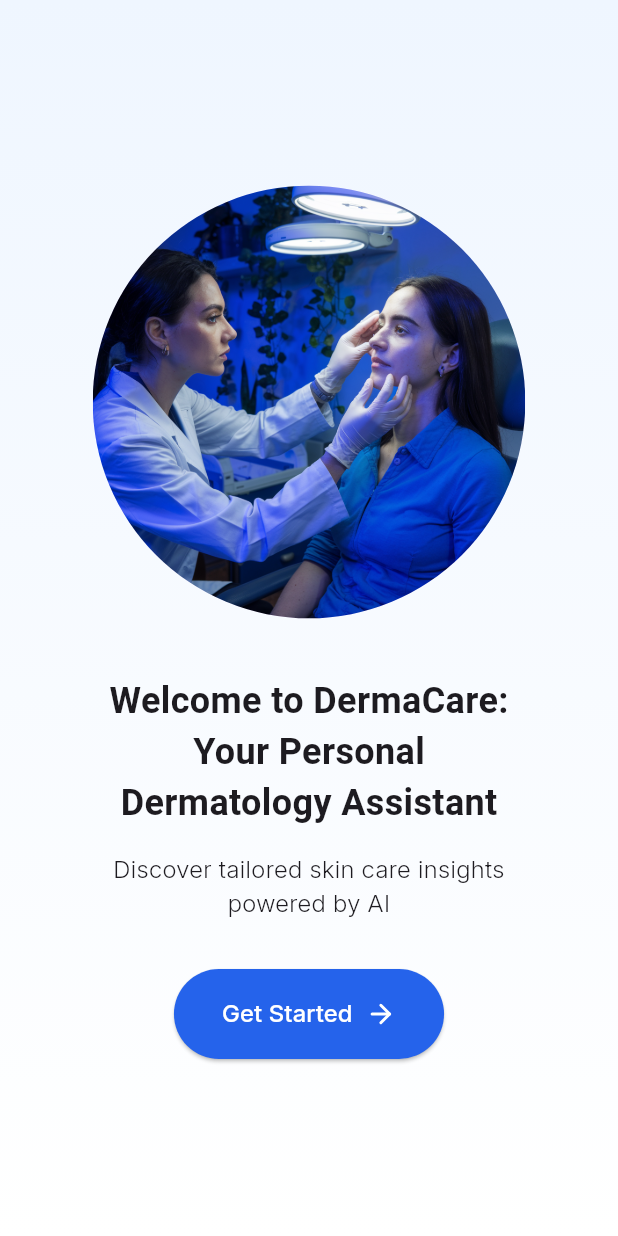
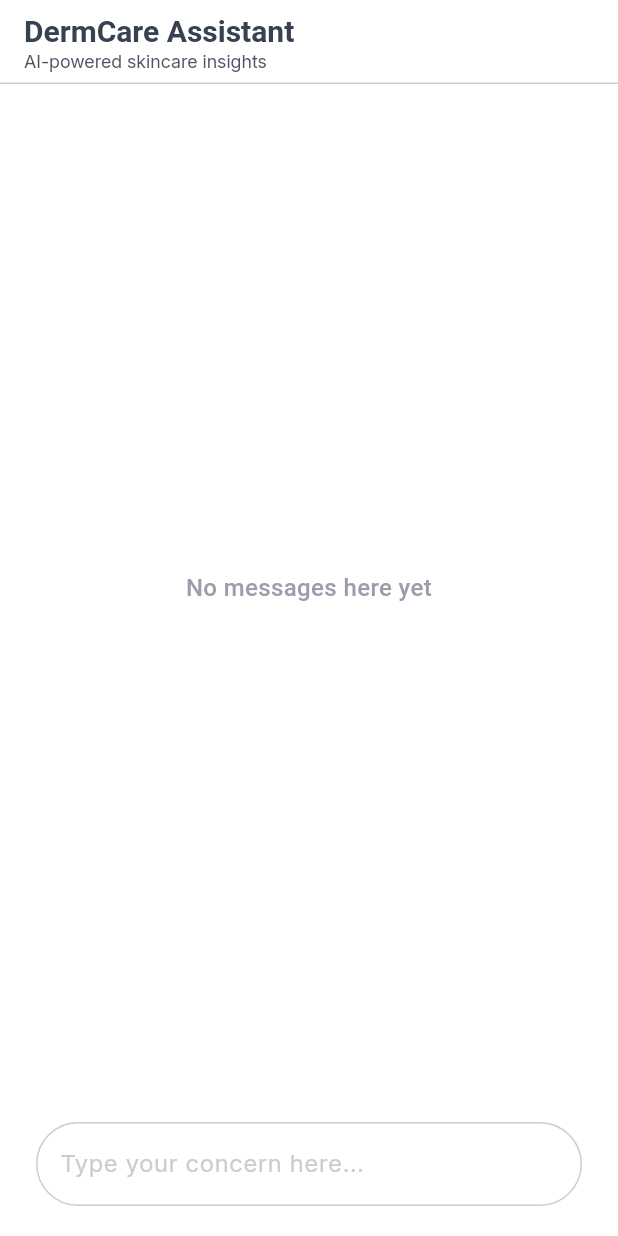
Before and after one commit to nazymberdaly/derma_care, a Flutter app: the screen it shows after launch, on a phone screen of 412 x 824 dp. Run offline on Flutter 3.47's test engine with Material 3 defaults, Android fonts, the light colour scheme and no system bars; our stand-ins replace camera, flutter_bloc, flutter_chat_types, flutter_chat_ui, flutter_svg, freezed_annotation and 2 more; missing offline and left inert: google_mlkit_commons, google_mlkit_face_detection.

Commit message:
feat: Add package for chat UI, add ChatPage

```diff
--- a/lib/core/constants/app_colors.dart
+++ b/lib/core/constants/app_colors.dart
@@ -12,4 +12,7 @@
 
   // #4B5563
   static const secondary = Color(0xFF4B5563);
+
+  // #374151
+  static const secondaryDark = Color(0xFF374151);
 }
--- /dev/null
+++ b/lib/presentation/chat/chat_page.dart
@@ -0,0 +1,149 @@
+import 'package:derma_care/core/constants/app_colors.dart';
+import 'package:derma_care/core/generated/assets.gen.dart';
+import 'package:derma_care/core/generated/fonts.gen.dart';
+import 'package:derma_care/core/utils/extensions/context_extension.dart';
+import 'package:flutter/material.dart';
+import 'package:flutter_chat_types/flutter_chat_types.dart' as types;
+import 'package:flutter_chat_ui/flutter_chat_ui.dart';
+
+class ChatPage extends StatefulWidget {
+  const ChatPage({
+    required this.skinType,
+    required this.skinConcern,
+    super.key,
+  });
+
+  final String skinType;
+  final String skinConcern;
+
+  @override
+  State<ChatPage> createState() => _ChatPageState();
+}
+
+class _ChatPageState extends State<ChatPage> {
+  final List<types.Message> messages = [];
+  final _user = types.User(
+    id: UniqueKey().toString(),
+  );
+
+  void _handleSendPressed(types.PartialText message) {
+    final textMessage = types.TextMessage(
+      id: UniqueKey().toString(),
+      author: _user,
+      createdAt: DateTime.now().millisecondsSinceEpoch,
+      text: message.text,
+    );
+
+    _addMessage(textMessage);
+  }
+
+  void _addMessage(types.Message message) {
+    setState(() {
+      messages.insert(0, message);
+    });
+  }
+
+  @override
+  Widget build(BuildContext context) {
+    return Scaffold(
+      appBar: AppBar(
+        surfaceTintColor: Colors.transparent,
+        title: const Column(
+          crossAxisAlignment: CrossAxisAlignment.start,
+          children: [
+            Text(
+              'DermCare Assistant',
+              style: TextStyle(
+                fontFamily: FontFamily.roboto,
+                fontSize: 20,
+                fontWeight: FontWeight.w700,
+                color: AppColors.secondaryDark,
+              ),
+            ),
+            Text(
+              'AI-powered skincare insights',
+              style: TextStyle(
+                fontFamily: FontFamily.inter,
+                fontSize: 12,
+                fontWeight: FontWeight.w400,
+                color: AppColors.secondary,
+              ),
+            ),
+          ],
+        ),
+        centerTitle: false,
+        flexibleSpace: Container(
+          decoration: const BoxDecoration(
+            border: Border(
+              bottom: BorderSide(
+                color: Color(0xFFCCCCCC),
+              ),
+            ),
+          ),
+        ),
+      ),
+      body: Chat(
+        theme: DefaultChatTheme(
+          secondaryColor: AppColors.primaryLight,
+          receivedMessageBodyTextStyle: const TextStyle(
+            fontSize: 16,
+            fontWeight: FontWeight.w400,
+            color: AppColors.secondaryDark,
+          ),
+          primaryColor: AppColors.primary,
+          sentMessageBodyTextStyle: const TextStyle(
+            fontSize: 16,
+            fontWeight: FontWeight.w400,
+            color: Colors.white,
+          ),
+          messageMaxWidth: context.mediaSize.width * 0.65,
+          inputBackgroundColor: Colors.white,
+          inputTextStyle: const TextStyle(
+            fontSize: 16,
+            fontWeight: FontWeight.w400,
+            color: AppColors.secondaryDark,
+          ),
+          inputTextColor: AppColors.secondaryDark,
+          inputTextCursorColor: AppColors.primary,
+          inputTextDecoration: const InputDecoration(
+            alignLabelWithHint: true,
+            label: Text(
+              'Type your concern here...',
+              style: TextStyle(
+                fontFamily: FontFamily.inter,
+                fontSize: 16,
+                fontWeight: FontWeight.w400,
+                color: Color(0xFFCCCCCC),
+              ),
+            ),
+            border: OutlineInputBorder(
+              borderSide: BorderSide(
+                color: Color(0xFFCCCCCC),
+              ),
+              borderRadius: BorderRadius.all(Radius.circular(32)),
+            ),
+            enabledBorder: OutlineInputBorder(
+              borderSide: BorderSide(
+                color: Color(0xFFCCCCCC),
+              ),
+              borderRadius: BorderRadius.all(Radius.circular(32)),
+            ),
+          ),
+          sendButtonIcon: Container(
+            padding: const EdgeInsets.all(10),
+            decoration: BoxDecoration(
+              color: Colors.grey.shade300,
+              shape: BoxShape.circle,
+            ),
+            child: Assets.icons.send.svg(),
+          ),
+        ),
+        scrollPhysics: const BouncingScrollPhysics(),
+        keyboardDismissBehavior: ScrollViewKeyboardDismissBehavior.onDrag,
+        messages: messages,
+        onSendPressed: _handleSendPressed,
+        user: _user,
+      ),
+    );
+  }
+}
--- a/pubspec.yaml
+++ b/pubspec.yaml
@@ -33,6 +33,8 @@
   flutter:
     sdk: flutter
   flutter_bloc: ^8.1.6
+  flutter_chat_types: ^3.6.2
+  flutter_chat_ui: ^1.6.15
   flutter_svg: ^2.0.15
   freezed_annotation: ^2.4.4
   google_mlkit_commons: ^0.9.0
```
Also changed, not shown: lib/main.dart (+10 -105 lines), pubspec.lock, 5 other files.
